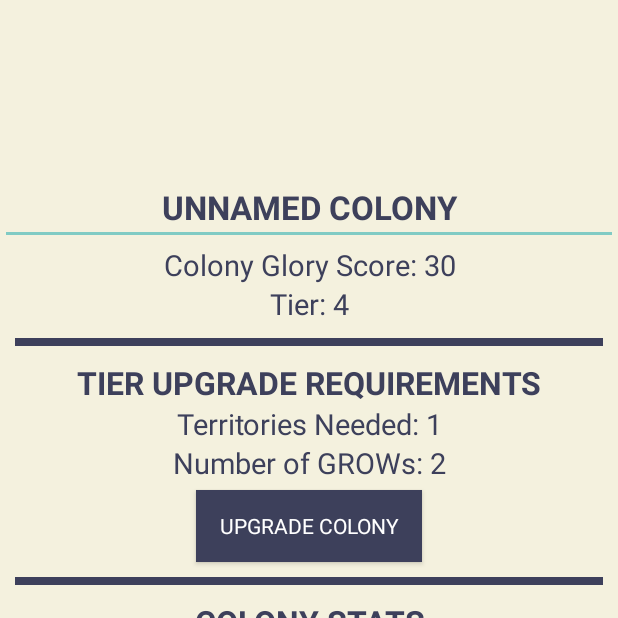
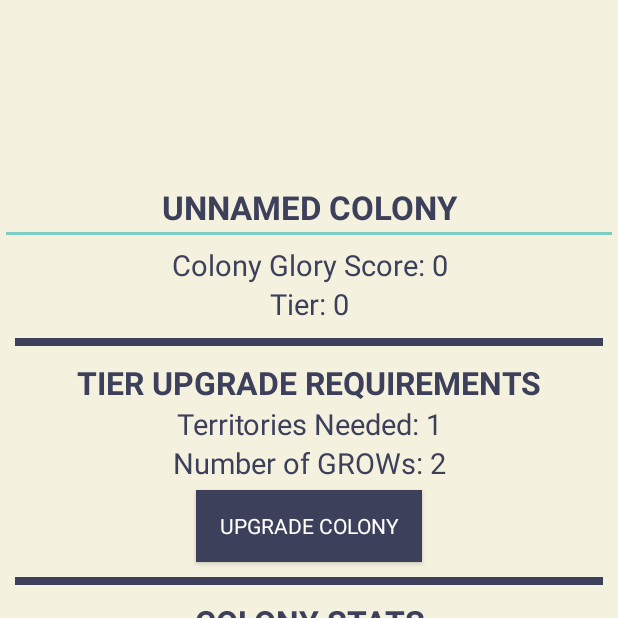
Before and after one commit to seanjoo4/AntColonyMobileGame, an Android app: the screen it shows after launch (PopUpgrade), after a tap on an icon or button, on a phone screen of 412 x 824 dp, the top half of it. Run offline under Robolectric (Android 15) with nearby library versions, the phone set to English and light mode, and no system bars; our stand-ins replace AdMob; Roboto replaces fonts that are not available here; 1 statement that could not run was skipped; 1 other tap on this screen came first.

Commit message:
saving changes from upgrade button

```diff
--- a/app/src/main/java/com/e/antcolony/MainActivity.java
+++ b/app/src/main/java/com/e/antcolony/MainActivity.java
@@ -65,8 +65,10 @@ public class MainActivity extends AppCompatActivity {
     // will attempt to ensure roughly 50% success rate of lifting
     private double liftInertia = 0;
     private int liftIncreaseFactor = 0;
-    private int title = 0;
-    public static int storeTitle = 4;
+    public static int storeTitle = 0;
+    public static int gloryScore = 0;
+    public static int totalTerritories = 1;
+    public static int allGrows = 2;
     // string constant for intent functions: package_name.OUR_TEXT
     public static final String EXTRA_TEXT = "com.e.antcolony.EXTRA_TEXT";
     // ads
@@ -307,6 +309,9 @@ public class MainActivity extends AppCompatActivity {
                 intent.putExtra("unsuccessfulLift", unsuccessfulLift);
                 intent.putExtra("growPressed", growPressed);
                 intent.putExtra("antTitle", storeTitle);
+                intent.putExtra("gloryScore", gloryScore);
+                intent.putExtra("totalTerritories", totalTerritories);
+                intent.putExtra("totalGrows", allGrows);
 
                 // for variables, we should create constants to avoid confusion (ex: unemployed & 1)
                 startActivityForResult(intent, 1);
@@ -390,8 +395,10 @@ public class MainActivity extends AppCompatActivity {
 
         if (requestCode == 1) {
             if (requestCode == RESULT_OK) {
-                storeTitle = data.getIntExtra("result", 1230);
-                storeTitle = 12323423;
+                storeTitle = data.getIntExtra("result", 0);
+                gloryScore = data.getIntExtra("gloryScore", 0);
+                totalTerritories = data.getIntExtra("totalTerritories", 0);
+                allGrows = data.getIntExtra("totalGrows", 0);
             }
         }
     }
--- a/app/src/main/java/com/e/antcolony/PopUpgrade.java
+++ b/app/src/main/java/com/e/antcolony/PopUpgrade.java
@@ -22,11 +22,13 @@ import android.widget.Toast;
 public class PopUpgrade extends AppCompatActivity {
     // top colony attributes
     //String currentTier = "Tribal Village";
-    int gloryScore = 0;
+    //int gloryScore = 0;
     // number of territories and grows required to upgrade tier
-    int territoriesToUpgrade = 1;
     int growsToUpgrade = 2;
     int tempAnt = 0;
+    int totalGloryScore = 0;
+    int territoriesCount = 1;
+    int totalGrows = 2;
 
     // button music when upgrade tier is pressed
     public static MediaPlayer forTheQueenSound;
@@ -66,16 +68,20 @@ public class PopUpgrade extends AppCompatActivity {
         final int unsuccessfulLift = intent.getIntExtra("unsuccessfulLift", 0);
         final int growPressed = intent.getIntExtra("growPressed", 0);
         final int antTitle = intent.getIntExtra("antTitle", 0);
+        final int gloryScoreTitle = intent.getIntExtra("gloryScore", 0);
+        final int totalTerritories = intent.getIntExtra("totalTerritories", 0);
+        final int totalGrows = intent.getIntExtra("totalGrows", 0);
 
         // update glory score
-        gloryScore = victoryCount * 30 + successfulLift + growPressed * 5;
+        totalGloryScore = victoryCount * 30 + successfulLift + growPressed * 5;
+        MainActivity.gloryScore = totalGloryScore;
 
         // top colony aspects
         final TextView textGloryScore = findViewById(R.id.gloryScore);
         final TextView textCurrentTier = findViewById(R.id.currentTier);
 
         // setting text for top colony aspects
-        textGloryScore.setText(getResources().getText(R.string.colony_glory_score) + " " + gloryScore);
+        textGloryScore.setText(getResources().getText(R.string.colony_glory_score) + " " + gloryScoreTitle);
         textCurrentTier.setText(getResources().getText(R.string.tier) + " " + antTitle);
 
         // upgrade requirements
@@ -83,8 +89,8 @@ public class PopUpgrade extends AppCompatActivity {
         final TextView textNumberOfGrowsRequirement = findViewById(R.id.numberOfGrowsRequirementText);
 
         // setting text for upgrade requirements
-        textTerritoryRequirement.setText(getResources().getText(R.string.territories_needed) + " " + territoriesToUpgrade);
-        textNumberOfGrowsRequirement.setText(getResources().getText(R.string.number_of_grows) + " " + growsToUpgrade);
+        textTerritoryRequirement.setText(getResources().getText(R.string.territories_needed) + " " + totalTerritories);
+        textNumberOfGrowsRequirement.setText(getResources().getText(R.string.number_of_grows) + " " + totalGrows);
 
         // colony stats
         TextView textViewTotalAnts = findViewById(R.id.totalAntsText);
@@ -119,10 +125,10 @@ public class PopUpgrade extends AppCompatActivity {
              */
             @Override
             public void onClick(View v) {
-                if (victoryCount < territoriesToUpgrade || growPressed < growsToUpgrade) {
+                if (victoryCount < MainActivity.totalTerritories || growPressed < MainActivity.allGrows) {
                     MainActivity.nouSound.start();
                     Toast.makeText(
-                            PopUpgrade.this, "must have " + territoriesToUpgrade + " territories and " + growsToUpgrade + " G R O W S", Toast.LENGTH_SHORT
+                            PopUpgrade.this, "must have " + MainActivity.totalTerritories + " territories and " + MainActivity.allGrows + " G R O W S", Toast.LENGTH_SHORT
                     ).show();
                     return;
                 }
@@ -131,8 +137,8 @@ public class PopUpgrade extends AppCompatActivity {
                 // change colony strength
                 textColonyStrength.setText(getResources().getText(R.string.colony_strength) + " " + strengthCount); // add actual var
                 // update/double glory score
-                gloryScore *= 2;
-                textGloryScore.setText(getResources().getText(R.string.colony_glory_score) + " " + gloryScore);
+                MainActivity.gloryScore *= 2;
+                textGloryScore.setText(getResources().getText(R.string.colony_glory_score) + " " + MainActivity.gloryScore);
                 // upgrade the tier status
                 //currentTier = upgradeTierName(currentTier);
                 tempAnt = antTitle + 1;
@@ -141,17 +147,17 @@ public class PopUpgrade extends AppCompatActivity {
                 // REALLY  importanT antTitle = upgradeTierName(antTitle);
                 textCurrentTier.setText(getResources().getText(R.string.tier) + " " + MainActivity.storeTitle);
                 // augment the requirements for next colony upgrade
-                territoriesToUpgrade *= 3;
-                growsToUpgrade *= 2;
+                MainActivity.totalTerritories *= 3;
+                MainActivity.allGrows *= 2;
 
-                textTerritoryRequirement.setText(getResources().getText(R.string.territories_needed) + " " + territoriesToUpgrade);
-                textNumberOfGrowsRequirement.setText(getResources().getText(R.string.number_of_grows) + " " + growsToUpgrade);
+                textTerritoryRequirement.setText(getResources().getText(R.string.territories_needed) + " " + MainActivity.totalTerritories);
+                textNumberOfGrowsRequirement.setText(getResources().getText(R.string.number_of_grows) + " " + MainActivity.allGrows);
 
                 Intent resultIntent = new Intent();
                 resultIntent.putExtra("result", tempAnt);
-                // resultIntent.putExtra("result", territoriesToUpgrade);
-                // resultIntent.putExtra("result", growPressed);
-
+                resultIntent.putExtra("gloryScore", totalGloryScore);
+                resultIntent.putExtra("totalTerritories", territoriesCount);
+                resultIntent.putExtra("totalGrows", totalGrows);
                 setResult(RESULT_OK, resultIntent);
             }
         });
```
